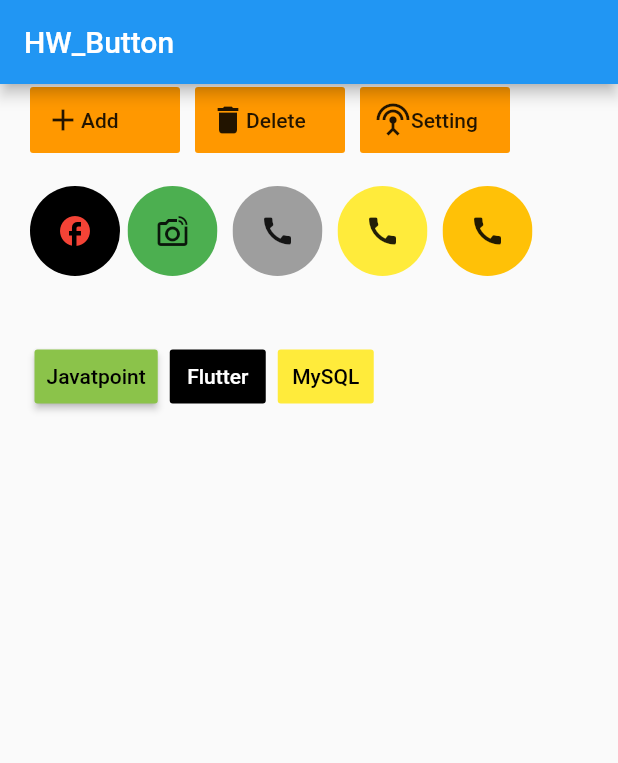
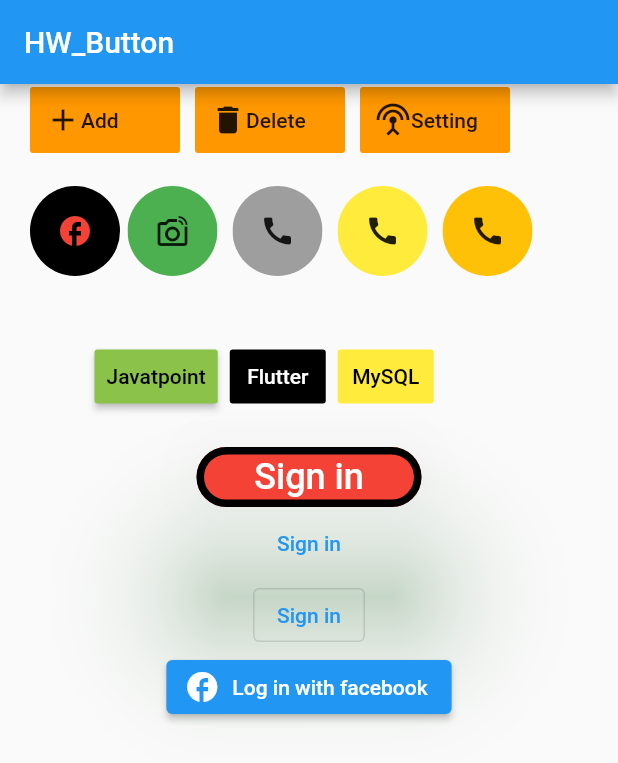
Before and after one commit to nuzmulhossainnahid/Flutter_Class_Batch_8, a Flutter app: the screen it shows after launch, on a phone screen of 412 x 824 dp. Shown: the top 763 px of the screen. Run offline on Flutter 3.47's test engine with Material 2 defaults, Android fonts, the phone set to English and light mode, and no system bars.

Commit message:
Update HW_Button.dart

```diff
--- a/lib/HW_Button.dart
+++ b/lib/HW_Button.dart
@@ -167,6 +167,7 @@ class Hw_Button extends StatelessWidget {
           Row(
             children: [
               Container(
+                margin: EdgeInsets.only(left: 40),
                 child: Column(
                   children: <Widget>[
                     Padding(
@@ -196,7 +197,60 @@ class Hw_Button extends StatelessWidget {
                 ),
               ),
             ],
-          )
+          ),
+          Row(mainAxisAlignment: MainAxisAlignment.center, children: [
+            Container(
+              child: Center(
+                child: Column(
+                  mainAxisAlignment: MainAxisAlignment.spaceAround,
+                  children: [
+                    // ElevatedButton(
+                    //   onPressed: () {},
+                    //   child: Text(
+                    //     "Sign in",
+                    //     style: TextStyle(fontSize: 24),
+                    //   ),
+                    //   style: ElevatedButton.styleFrom(
+                    //       padding: EdgeInsets.symmetric(horizontal: 150, vertical: 22)),
+                    // ),
+
+                    SizedBox(
+                      width: 150,
+                      height: 40,
+                      child: ElevatedButton(
+                        onPressed: () {},
+                        child: Text(
+                          "Sign in",
+                          style: TextStyle(fontSize: 24),
+                        ),
+                        style: ElevatedButton.styleFrom(
+                            // padding: EdgeInsets.symmetric(horizontal: 150, vertical: 22),
+                            primary: Colors.red,
+                            elevation: 40,
+                            shadowColor: Colors.green,
+                            // shape: CircleBorder()
+                            shape: RoundedRectangleBorder(
+                                borderRadius: BorderRadius.circular(20),
+                                side: BorderSide(
+                                    color: Colors.black,
+                                    width: 5,
+                                    style: BorderStyle.solid))),
+                      ),
+                    ),
+
+                    TextButton(onPressed: () {}, child: Text("Sign in")),
+
+                    OutlinedButton(onPressed: () {}, child: Text("Sign in")),
+
+                    ElevatedButton.icon(
+                        onPressed: () {},
+                        icon: Icon(Icons.facebook),
+                        label: Text("Log in with facebook")),
+                  ],
+                ),
+              ),
+            ),
+          ]),
         ],
       ),
     );
```
